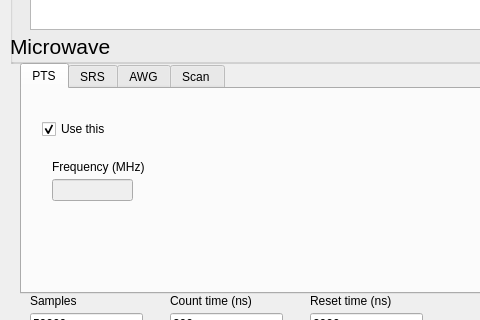
Before: the Qt Designer form source/appgui_V2.ui in pitt-diamond-qtech/quantum-pulse, drawn with Qt 5; both pictures show x 0 to 480 and y 146 to 466 of the 1221 by 737 pixel window.
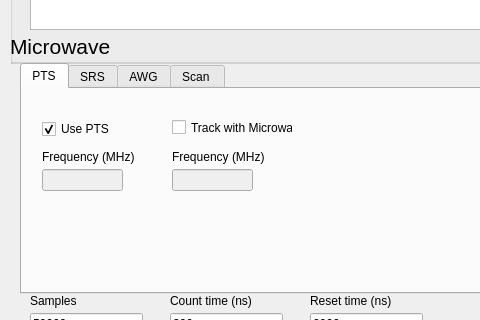
After: the same form once the commit is applied. The open tabs and pages were chosen to show the change.

```diff
--- a/source/appgui_V2.ui
+++ b/source/appgui_V2.ui
@@ -379,8 +379,8 @@
       </property>
       <property name="geometry">
        <rect>
-        <x>30</x>
-        <y>90</y>
+        <x>20</x>
+        <y>80</y>
         <width>81</width>
         <height>22</height>
        </rect>
@@ -389,8 +389,8 @@
      <widget class="QLabel" name="label_17">
       <property name="geometry">
        <rect>
-        <x>30</x>
-        <y>70</y>
+        <x>20</x>
+        <y>60</y>
         <width>101</width>
         <height>16</height>
        </rect>
@@ -412,12 +412,51 @@
        </rect>
       </property>
       <property name="text">
-       <string>Use this</string>
+       <string>Use PTS</string>
       </property>
       <property name="checked">
        <bool>true</bool>
       </property>
      </widget>
+     <widget class="QCheckBox" name="checkBoxTrackMW">
+      <property name="geometry">
+       <rect>
+        <x>150</x>
+        <y>30</y>
+        <width>121</width>
+        <height>17</height>
+       </rect>
+      </property>
+      <property name="text">
+       <string>Track with Microwave</string>
+      </property>
+     </widget>
+     <widget class="QLabel" name="label_18">
+      <property name="geometry">
+       <rect>
+        <x>150</x>
+        <y>60</y>
+        <width>101</width>
+        <height>16</height>
+       </rect>
+      </property>
+      <property name="text">
+       <string>Frequency (MHz)</string>
+      </property>
+     </widget>
+     <widget class="QLineEdit" name="lineEditTrackMWFreq">
+      <property name="enabled">
+       <bool>false</bool>
+      </property>
+      <property name="geometry">
+       <rect>
+        <x>150</x>
+        <y>80</y>
+        <width>81</width>
+        <height>22</height>
+       </rect>
+      </property>
+     </widget>
     </widget>
     <widget class="QWidget" name="tab_3">
      <attribute name="title">
```
